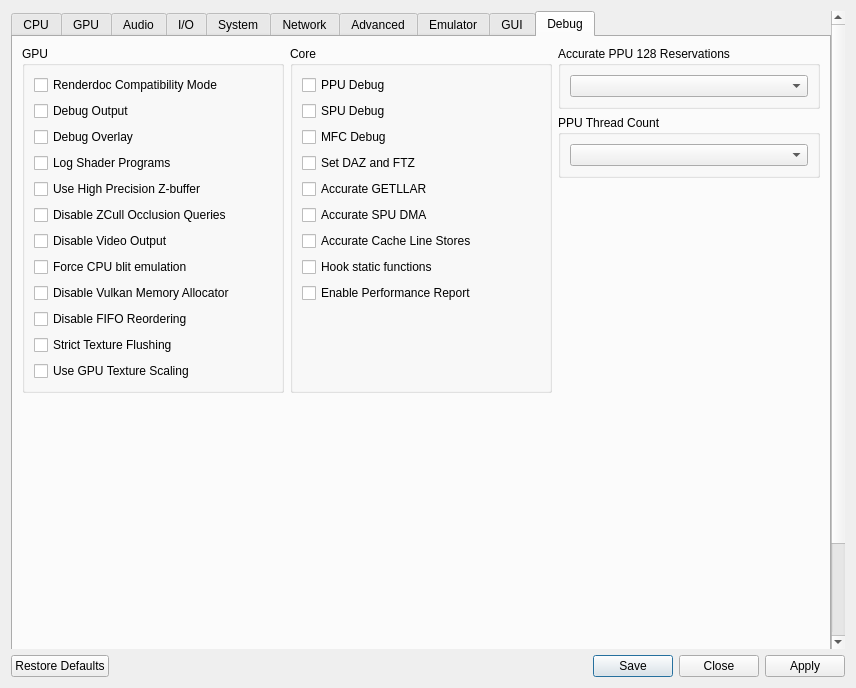
Before: the Qt Designer form rpcs3/rpcs3qt/settings_dialog.ui in RPCS3/rpcs3, drawn with Qt 5.
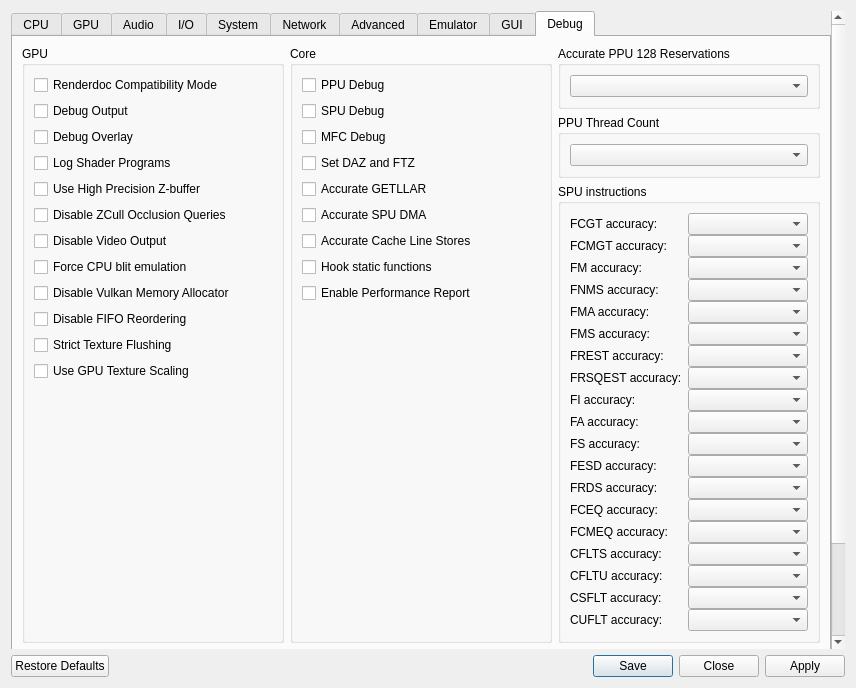
After: the same form once the commit is applied. The open tabs and pages were chosen to show the change. Icons and pictures are not drawn.

Commit message: Allow fine grained control of SPU xfloat instruction accuracy

What changed in the file:
```diff
--- a/rpcs3/rpcs3qt/settings_dialog.ui
+++ b/rpcs3/rpcs3qt/settings_dialog.ui
@@ -4146,6 +4146,221 @@
                </layout>
               </widget>
              </item>
+             <item>
+          <widget class="QGroupBox" name="gb_spuInstructions">
+           <property name="title">
+            <string>SPU instructions</string>
+           </property>
+           <layout class="QFormLayout" name="formLayout">
+            <property name="verticalSpacing">
+             <number>0</number>
+            </property>
+            <item row="0" column="0">
+             <widget class="QLabel" name="lbl_fcgt">
+              <property name="text">
+               <string>FCGT accuracy:</string>
+              </property>
+             </widget>
+            </item>
+            <item row="0" column="1">
+             <widget class="QComboBox" name="spuAccuracyFCGT"/>
+            </item>
+            <item row="2" column="0">
+             <widget class="QLabel" name="lbl_fcmgt">
+              <property name="text">
+               <string>FCMGT accuracy:</string>
+              </property>
+             </widget>
+            </item>
+            <item row="2" column="1">
+             <widget class="QComboBox" name="spuAccuracyFCMGT"/>
+            </item>
+            <item row="3" column="0">
+             <widget class="QLabel" name="lbl_fm">
+              <property name="text">
+               <string>FM accuracy:</string>
+              </property>
+             </widget>
+            </item>
+            <item row="4" column="0">
+             <widget class="QLabel" name="lbl_fnms">
+              <property name="text">
+               <string>FNMS accuracy:</string>
+              </property>
+             </widget>
+            </item>
+            <item row="5" column="0">
+             <widget class="QLabel" name="lbl_fma">
+              <property name="text">
+               <string>FMA accuracy:</string>
+              </property>
+             </widget>
+            </item>
+            <item row="6" column="0">
+             <widget class="QLabel" name="lbl_fms">
+              <property name="text">
+               <string>FMS accuracy:</string>
+              </property>
+             </widget>
+            </item>
+            <item row="7" column="0">
+             <widget class="QLabel" name="lbl_frest">
+              <property name="text">
+               <string>FREST accuracy:</string>
+              </property>
+             </widget>
+            </item>
+            <item row="8" column="0">
+             <widget class="QLabel" name="lbl_frsqest">
+              <property name="text">
+               <string>FRSQEST accuracy:</string>
+              </property>
+             </widget>
+            </item>
+            <item row="9" column="0">
+             <widget class="QLabel" name="lbl_fi">
+              <property name="text">
+               <string>FI accuracy:</string>
+              </property>
+             </widget>
+            </item>
+            <item row="10" column="0">
+             <widget class="QLabel" name="lbl_fa">
+              <property name="text">
+               <string>FA accuracy:</string>
+              </property>
+             </widget>
+            </item>
+            <item row="11" column="0">
+             <widget class="QLabel" name="lbl_fs">
+              <property name="text">
+               <string>FS accuracy:</string>
+              </property>
+             </widget>
+            </item>
+            <item row="12" column="0">
+             <widget class="QLabel" name="lbl_fesd">
+              <property name="text">
+               <string>FESD accuracy:</string>
+              </property>
+             </widget>
+            </item>
+            <item row="13" column="0">
+             <widget class="QLabel" name="lbl_frds">
+              <property name="text">
+               <string>FRDS accuracy:</string>
+              </property>
+             </widget>
+            </item>
+            <item row="14" column="0">
+             <widget class="QLabel" name="lbl_fceq">
+              <property name="text">
+               <string>FCEQ accuracy:</string>
+              </property>
+             </widget>
+            </item>
+            <item row="15" column="0">
+             <widget class="QLabel" name="llb_fcmeq">
+              <property name="text">
+               <string>FCMEQ accuracy:</string>
+              </property>
+             </widget>
+            </item>
+            <item row="16" column="0">
+             <widget class="QLabel" name="lbl_cflts">
+              <property name="text">
+               <string>CFLTS accuracy:</string>
+              </property>
+             </widget>
+            </item>
+            <item row="17" column="0">
+             <widget class="QLabel" name="lbl_clftu">
+              <property name="text">
+               <string>CFLTU accuracy:</string>
+              </property>
+             </widget>
+            </item>
+            <item row="18" column="0">
+             <widget class="QLabel" name="lbl_csflt">
+              <property name="text">
+               <string>CSFLT accuracy:</string>
+              </property>
+             </widget>
+            </item>
+            <item row="19" column="0">
+             <widget class="QLabel" name="lbl_cuflt">
+              <property name="text">
+               <string>CUFLT accuracy:</string>
+              </property>
+             </widget>
+            </item>
+            <item row="3" column="1">
+             <widget class="QComboBox" name="spuAccuracyFM"/>
+            </item>
+            <item row="4" column="1">
+             <widget class="QComboBox" name="spuAccuracyFNMS"/>
+            </item>
+            <item row="5" column="1">
+             <widget class="QComboBox" name="spuAccuracyFMA"/>
+            </item>
+            <item row="6" column="1">
+             <widget class="QComboBox" name="spuAccuracyFMS"/>
+            </item>
+            <item row="7" column="1">
+             <widget class="QComboBox" name="spuAccuracyFREST"/>
+            </item>
+            <item row="8" column="1">
+             <widget class="QComboBox" name="spuAccuracyFRSQEST"/>
+            </item>
+            <item row="9" column="1">
+             <widget class="QComboBox" name="spuAccuracyFI"/>
+            </item>
+            <item row="10" column="1">
+             <widget class="QComboBox" name="spuAccuracyFA"/>
+            </item>
+            <item row="11" column="1">
+             <widget class="QComboBox" name="spuAccuracyFS"/>
+            </item>
+            <item row="12" column="1">
+             <widget class="QComboBox" name="spuAccuracyFESD"/>
+            </item>
+            <item row="13" column="1">
+             <widget class="QComboBox" name="spuAccuracyFRDS"/>
+            </item>
+            <item row="14" column="1">
+             <widget class="QComboBox" name="spuAccuracyFCEQ"/>
+            </item>
+            <item row="15" column="1">
+             <widget class="QComboBox" name="spuAccuracyFCMEQ"/>
+            </item>
+            <item row="16" column="1">
+             <widget class="QComboBox" name="spuAccuracyCFLTS"/>
+            </item>
+            <item row="17" column="1">
+             <widget class="QComboBox" name="spuAccuracyCFLTU"/>
+            </item>
+            <item row="18" column="1">
+             <widget class="QComboBox" name="spuAccuracyCSFLT"/>
+            </item>
+            <item row="19" column="1">
+             <widget class="QComboBox" name="spuAccuracyCUFLT"/>
+            </item>
+           </layout>
+          </widget>
+         </item>
+         <item>
+          <widget class="QWidget" name="widget_11" native="true"/>
+              <widget class="QGroupBox" name="gb_metalsemaphore">
+               <property name="title">
+                <string>Metal Semaphore</string>
+               </property>
+               <layout class="QVBoxLayout" name="gb_metalsemaphore_layout">
+                <item>
+                 <widget class="QComboBox" name="metalsemaphore"/>
+                </item>
+               </layout>
+              </widget>
+             </item>
              <item>
               <spacer name="verticalSpacerDebugMore">
                <property name="orientation">
```
The commit also changes 6 other files.
